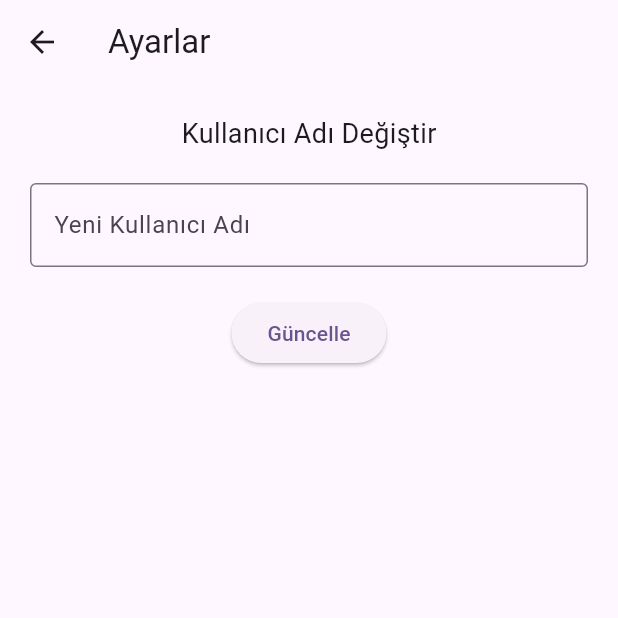
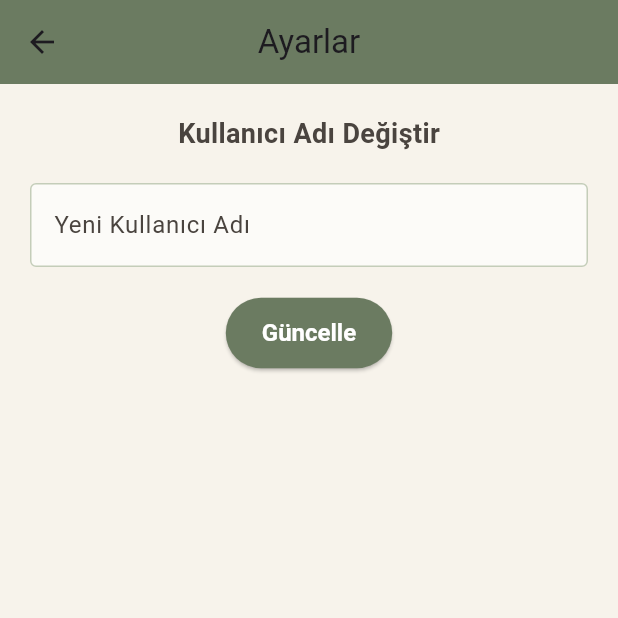
Before and after one commit to Erimsaholut/akhisarapp, a Flutter app: the SettingsScreen screen opened directly, on a phone screen of 412 x 824 dp, the top half of it. Run offline on Flutter 3.47's test engine with Material 3 defaults, Android fonts, the phone set to English and light mode, and no system bars; our stand-ins replace cloud_firestore, firebase_auth, firebase_core; accounts and stored records are empty.

Commit message:
* theme applied for all pages

```diff
--- a/lib/screens/home.dart
+++ b/lib/screens/home.dart
@@ -12,8 +12,7 @@ class HomeScreen extends StatelessWidget {
   @override
   Widget build(BuildContext context) {
     return Scaffold(
-      // Arka planı özel tanımlı kBeigeBackground yapmak için bu satırı değiştirdik.
-      backgroundColor: kSageGreenSecondary,
+      backgroundColor: kBeigeBackground,
       appBar: AppBar(
         backgroundColor: kOliveGreenPrimary,
         title: const Text('AkhisApp'),
--- a/lib/screens/settings.dart
+++ b/lib/screens/settings.dart
@@ -1,6 +1,7 @@
 import 'package:flutter/material.dart';
 import 'package:cloud_firestore/cloud_firestore.dart';
 import 'package:firebase_auth/firebase_auth.dart';
+import '../theme/app_colors.dart'; // tema renklerini ekledik
 
 class SettingsScreen extends StatefulWidget {
   const SettingsScreen({super.key});
@@ -17,7 +18,10 @@ class _SettingsScreenState extends State<SettingsScreen> {
     final newUsername = _usernameController.text.trim();
     if (newUsername.isEmpty) {
       ScaffoldMessenger.of(context).showSnackBar(
-        const SnackBar(content: Text('Lütfen bir kullanıcı adı girin')),
+        const SnackBar(
+          content: Text('Lütfen bir kullanıcı adı girin'),
+          backgroundColor: kTerracottaAccent,
+        ),
       );
       return;
     }
@@ -25,11 +29,15 @@ class _SettingsScreenState extends State<SettingsScreen> {
     setState(() => _loading = true);
 
     final usersRef = FirebaseFirestore.instance.collection('users');
-    final existing = await usersRef.where('username', isEqualTo: newUsername).get();
+    final existing =
+    await usersRef.where('username', isEqualTo: newUsername).get();
     if (existing.docs.isNotEmpty) {
       setState(() => _loading = false);
       ScaffoldMessenger.of(context).showSnackBar(
-        const SnackBar(content: Text('Bu kullanıcı adı zaten kullanılıyor')),
+        const SnackBar(
+          content: Text('Bu kullanıcı adı zaten kullanılıyor'),
+          backgroundColor: kTerracottaAccent,
+        ),
       );
       return;
     }
@@ -41,7 +49,10 @@ class _SettingsScreenState extends State<SettingsScreen> {
 
     if (mounted) {
       ScaffoldMessenger.of(context).showSnackBar(
-        const SnackBar(content: Text('Kullanıcı adı güncellendi')),
+        const SnackBar(
+          content: Text('Kullanıcı adı güncellendi'),
+          backgroundColor: kOliveGreenPrimary,
+        ),
       );
       Navigator.pop(context);
     }
@@ -50,8 +61,11 @@ class _SettingsScreenState extends State<SettingsScreen> {
   @override
   Widget build(BuildContext context) {
     return Scaffold(
+      backgroundColor: kBeigeBackground,
       appBar: AppBar(
+        backgroundColor: kOliveGreenPrimary,
         title: const Text('Ayarlar'),
+        centerTitle: true,
       ),
       body: Padding(
         padding: const EdgeInsets.all(20.0),
@@ -59,20 +73,43 @@ class _SettingsScreenState extends State<SettingsScreen> {
           children: [
             const Text(
               'Kullanıcı Adı Değiştir',
-              style: TextStyle(fontSize: 18),
+              style: TextStyle(
+                fontSize: 18,
+                fontWeight: FontWeight.w600,
+                color: kDarkText,
+              ),
             ),
             const SizedBox(height: 20),
             TextField(
               controller: _usernameController,
-              decoration: const InputDecoration(
+              cursorColor: kOliveGreenPrimary,
+              decoration: InputDecoration(
                 labelText: 'Yeni Kullanıcı Adı',
-                border: OutlineInputBorder(),
+                labelStyle: const TextStyle(color: kDarkText),
+                filled: true,
+                fillColor: kCardSurface,
+                enabledBorder: OutlineInputBorder(
+                  borderSide:
+                  BorderSide(color: kSageGreenSecondary.withOpacity(0.6)),
+                ),
+                focusedBorder: const OutlineInputBorder(
+                  borderSide:
+                  BorderSide(color: kOliveGreenPrimary, width: 2),
+                ),
               ),
             ),
             const SizedBox(height: 20),
             _loading
-                ? const CircularProgressIndicator()
+                ? const CircularProgressIndicator(color: kOliveGreenPrimary)
                 : ElevatedButton(
+              style: ElevatedButton.styleFrom(
+                backgroundColor: kOliveGreenPrimary,
+                foregroundColor: Colors.white,
+                padding: const EdgeInsets.symmetric(
+                    vertical: 14, horizontal: 24),
+                textStyle: const TextStyle(
+                    fontSize: 16, fontWeight: FontWeight.w600),
+              ),
               onPressed: _updateUsername,
               child: const Text('Güncelle'),
             ),
```
Also changed, not shown: lib/screens/add_friend.dart (+45 -14 lines), lib/screens/chat_room.dart (+35 -23 lines), lib/screens/friends.dart (+63 -25 lines), lib/screens/rooms.dart (+12 -13 lines).
